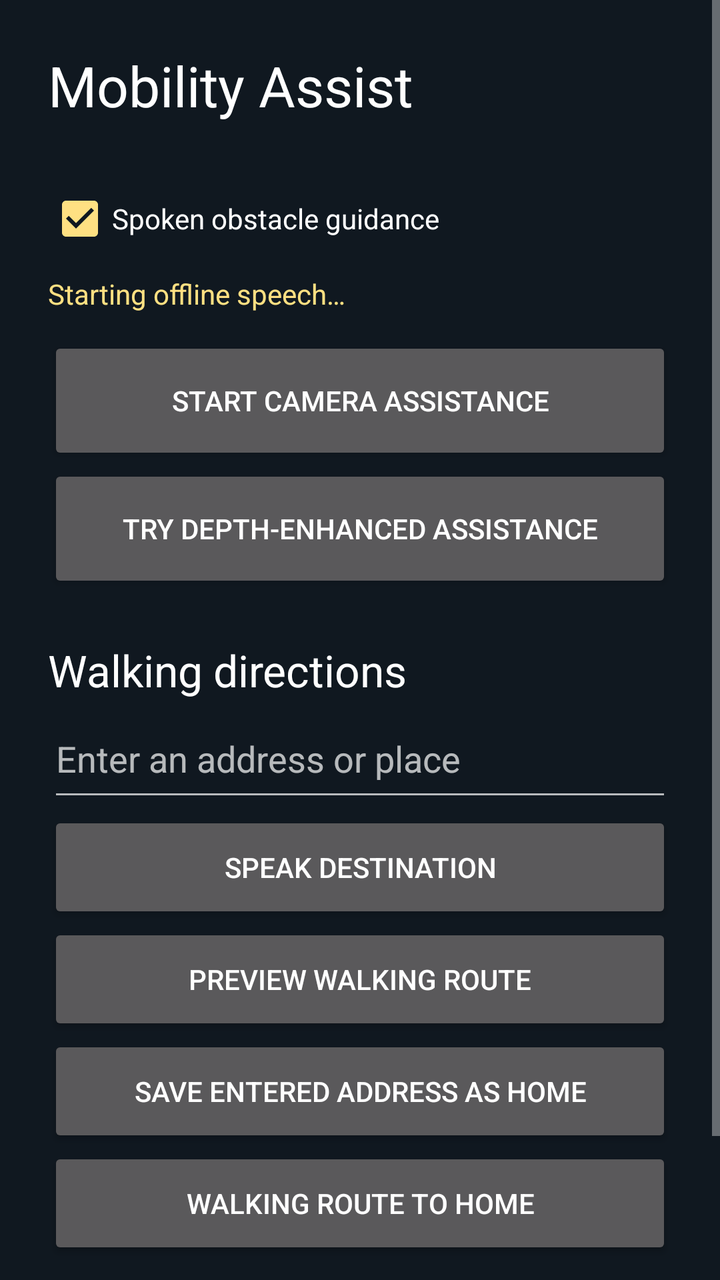
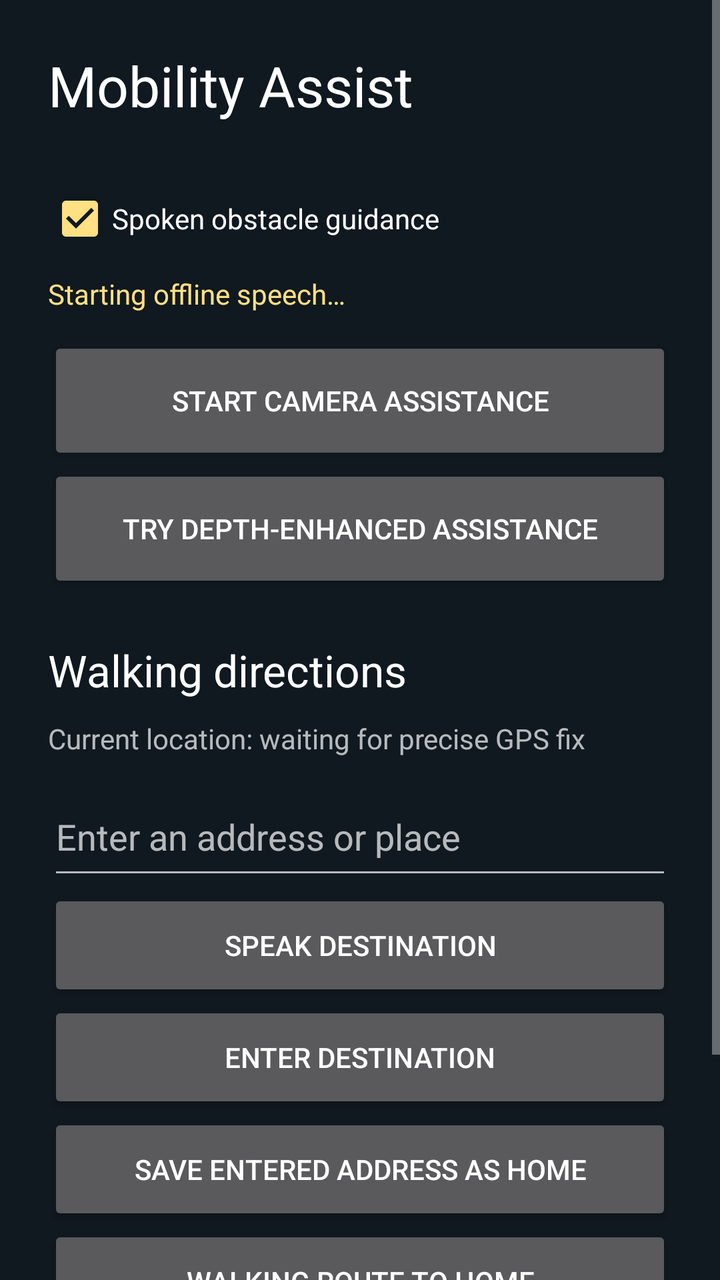

Two renders of the same Android screen: before a commit and after it. Below are the layout's source before the change and the commit's diff.
<!-- AndroidManifest.xml: application theme Theme.MobilityAssist -->
<!-- res/layout/activity_main.xml -->
<?xml version="1.0" encoding="utf-8"?>
<FrameLayout xmlns:android="http://schemas.android.com/apk/res/android"
    android:layout_width="match_parent"
    android:layout_height="match_parent">

    <ScrollView
        android:id="@+id/menuPanel"
        android:layout_width="match_parent"
        android:layout_height="match_parent">

    <LinearLayout
        android:layout_width="match_parent"
        android:layout_height="wrap_content"
        android:orientation="vertical"
        android:padding="24dp">

        <TextView
            android:layout_width="match_parent"
            android:layout_height="wrap_content"
            android:text="@string/menu_title"
            android:textColor="#FFFFFF"
            android:textSize="28sp"
            android:paddingBottom="20dp" />

        <CheckBox
            android:id="@+id/speechToggle"
            android:layout_width="match_parent"
            android:layout_height="wrap_content"
            android:text="@string/enable_speech"
            android:checked="true"
            android:minHeight="56dp" />

        <TextView
            android:id="@+id/menuSpeechStatus"
            android:layout_width="match_parent"
            android:layout_height="wrap_content"
            android:text="@string/starting_speech"
            android:textColor="#FFE082"
            android:accessibilityLiveRegion="polite"
            android:paddingBottom="12dp" />

        <Button
            android:id="@+id/startAssistance"
            android:layout_width="match_parent"
            android:layout_height="64dp"
            android:text="@string/start_assistance" />

        <Button
            android:id="@+id/startDepthAssistance"
            android:layout_width="match_parent"
            android:layout_height="64dp"
            android:text="@string/start_depth_assistance" />

        <TextView
            android:layout_width="match_parent"
            android:layout_height="wrap_content"
            android:text="@string/map_navigation_title"
            android:textColor="#FFFFFF"
            android:textSize="22sp"
            android:paddingTop="24dp" />

        <EditText
            android:id="@+id/destinationInput"
            android:layout_width="match_parent"
            android:layout_height="wrap_content"
            android:hint="@string/destination_hint"
            android:inputType="textPostalAddress"
            android:importantForAutofill="no"
            android:singleLine="true"
            android:minHeight="56dp" />

        <Button
            android:id="@+id/speakDestination"
            android:layout_width="match_parent"
            android:layout_height="56dp"
            android:text="@string/speak_destination" />

        <Button
            android:id="@+id/previewWalkingRoute"
            android:layout_width="match_parent"
            android:layout_height="56dp"
            android:text="@string/preview_walking_route" />

        <Button
            android:id="@+id/saveHome"
            android:layout_width="match_parent"
            android:layout_height="56dp"
            android:text="@string/save_home" />

        <Button
            android:id="@+id/navigateHome"
            android:layout_width="match_parent"
            android:layout_height="56dp"
            android:text="@string/navigate_home" />

        <TextView
            android:layout_width="match_parent"
            android:layout_height="wrap_content"
            android:text="@string/map_handoff_note"
            android:textColor="#FFFFFF"
            android:paddingTop="16dp" />
    </LinearLayout>
    </ScrollView>

    <LinearLayout
        android:id="@+id/scannerPanel"
        android:layout_width="match_parent"
        android:layout_height="match_parent"
        android:orientation="vertical"
        android:visibility="gone">

    
    <TextView
        android:layout_width="match_parent"
        android:layout_height="wrap_content"
        android:text="@string/screen_title"
        android:textSize="22sp"
        android:textColor="#FFFFFF"
        android:padding="16dp" />

    
    <FrameLayout
        android:layout_width="match_parent"
        android:layout_height="0dp"
        android:layout_weight="1">

        <androidx.camera.view.PreviewView
            android:id="@+id/preview"
            android:layout_width="match_parent"
            android:layout_height="match_parent"
            android:importantForAccessibility="no" />

        <com.example.mobilityassist.OverlayView
            android:id="@+id/overlay"
            android:layout_width="match_parent"
            android:layout_height="match_parent"
            android:importantForAccessibility="no" />

    </FrameLayout>

    
    <TextView
        android:id="@+id/status"
        android:layout_width="match_parent"
        android:layout_height="wrap_content"
        android:text="@string/starting_detector"
        android:textColor="#FFFFFF"
        android:textSize="18sp"
        android:padding="12dp" />

    
    <TextView
        android:id="@+id/speechStatus"
        android:layout_width="match_parent"
        android:layout_height="wrap_content"
        android:text="@string/starting_speech"
        android:textColor="#FFE082"
        android:paddingHorizontal="12dp"
        android:accessibilityLiveRegion="polite" />

    
    <LinearLayout
        android:layout_width="match_parent"
        android:layout_height="wrap_content"
        android:orientation="horizontal"
        android:paddingHorizontal="8dp"
        android:paddingVertical="6dp"
        android:importantForAccessibility="yes">

        <TextView
            android:id="@+id/lightingStatus"
            android:layout_width="0dp"
            android:layout_height="wrap_content"
            android:layout_weight="1"
            android:textSize="12sp"
            android:textColor="#80CBC4"
            android:gravity="center"
            android:text="@string/status_lighting_normal" />

        <TextView
            android:id="@+id/angleStatus"
            android:layout_width="0dp"
            android:layout_height="wrap_content"
            android:layout_weight="1"
            android:textSize="12sp"
            android:textColor="#B0BEC5"
            android:gravity="center"
            android:text="@string/status_angle_unavailable" />

        <TextView
            android:id="@+id/cameraStatus"
            android:layout_width="0dp"
            android:layout_height="wrap_content"
            android:layout_weight="1"
            android:textSize="12sp"
            android:textColor="#B0BEC5"
            android:gravity="center"
            android:text="@string/status_camera_unavailable" />

    </LinearLayout>

    
    <TextView
        android:id="@+id/diagnostics"
        android:layout_width="match_parent"
        android:layout_height="wrap_content"
        android:textColor="#B0BEC5"
        android:paddingHorizontal="12dp"
        android:importantForAccessibility="no" />

    
    <TextView
        android:layout_width="match_parent"
        android:layout_height="wrap_content"
        android:text="@string/size_note"
        android:textColor="#FFFFFF"
        android:padding="12dp" />

    
    <Button
        android:id="@+id/toggle"
        android:layout_width="match_parent"
        android:layout_height="64dp"
        android:text="@string/pause_assistance" />

    <Button
        android:id="@+id/backToMenu"
        android:layout_width="match_parent"
        android:layout_height="56dp"
        android:text="@string/back_to_menu" />

    </LinearLayout>
</FrameLayout>
<!-- resources referenced by this layout -->
<resources>
  <string name="back_to_menu">Back to menu</string>
  <string name="destination_hint">Enter an address or place</string>
  <string name="enable_speech">Spoken obstacle guidance</string>
  <string name="map_handoff_note">Google Maps will show the route and estimated time. Review them there before tapping Start. Camera assistance pauses while Maps is open.</string>
  <string name="map_navigation_title">Walking directions</string>
  <string name="menu_title">Mobility Assist</string>
  <string name="navigate_home">Walking route to Home</string>
  <string name="pause_assistance">Pause assistance</string>
  <string name="preview_walking_route">Preview walking route</string>
  <string name="save_home">Save entered address as Home</string>
  <string name="screen_title">Mobility Assist</string>
  <string name="size_note">Box size is only a rough proximity estimate. No warning does not mean a clear path. Keep using your usual mobility aid.</string>
  <string name="speak_destination">Speak destination</string>
  <string name="start_assistance">Start camera assistance</string>
  <string name="start_depth_assistance">Try depth-enhanced assistance</string>
  <string name="starting_detector">Starting detector…</string>
  <string name="starting_speech">Starting offline speech…</string>
  <string name="status_angle_unavailable">ANGLE: N/A</string>
  <string name="status_camera_unavailable">CAMERA: N/A</string>
  <string name="status_lighting_normal">LIGHTING: NORMAL</string>
  <style name="Theme.MobilityAssist" parent="android:style/Theme.Material.NoActionBar">
          <item name="android:windowBackground">#101820</item>
          <item name="android:colorAccent">#FFE082</item>
      </style>
</resources>

<!-- the commit's change to res/layout/activity_main.xml (unified diff, before → after) -->
@@ -58,6 +58,14 @@
             android:textColor="#FFFFFF"
             android:textSize="22sp"
             android:paddingTop="24dp" />
+
+        <TextView
+            android:id="@+id/currentLocationStatus"
+            android:layout_width="match_parent"
+            android:layout_height="wrap_content"
+            android:text="@string/location_waiting"
+            android:accessibilityLiveRegion="polite"
+            android:paddingVertical="10dp" />
 
         <EditText
             android:id="@+id/destinationInput"
@@ -79,7 +87,7 @@
             android:id="@+id/previewWalkingRoute"
             android:layout_width="match_parent"
             android:layout_height="56dp"
-            android:text="@string/preview_walking_route" />
+            android:text="@string/enter_destination" />
 
         <Button
             android:id="@+id/saveHome"
@@ -96,7 +104,7 @@
         <TextView
             android:layout_width="match_parent"
             android:layout_height="wrap_content"
-            android:text="@string/map_handoff_note"
+            android:text="@string/map_navigation_note"
             android:textColor="#FFFFFF"
             android:paddingTop="16dp" />
     </LinearLayout>
@@ -120,6 +128,7 @@
 
     
     <FrameLayout
+        android:id="@+id/cameraArea"
         android:layout_width="match_parent"
         android:layout_height="0dp"
         android:layout_weight="1">
@@ -136,7 +145,52 @@
             android:layout_height="match_parent"
             android:importantForAccessibility="no" />
 
+        <FrameLayout
+            android:id="@+id/miniMapHost"
+            android:layout_width="160dp"
+            android:layout_height="170dp"
+            android:layout_gravity="top|end"
+            android:layout_margin="8dp"
+            android:background="#202A32"
+            android:visibility="gone">
+            <Button
+                android:id="@+id/expandMap"
+                android:layout_width="match_parent"
+                android:layout_height="48dp"
+                android:layout_gravity="top"
+                android:text="@string/view_large_map"
+                android:textSize="11sp"
+                android:contentDescription="@string/view_large_map" />
+        </FrameLayout>
+
     </FrameLayout>
+
+    <FrameLayout
+        android:id="@+id/expandedMapHost"
+        android:layout_width="match_parent"
+        android:layout_height="0dp"
+        android:layout_weight="1"
+        android:background="#202A32"
+        android:visibility="gone">
+        <Button
+            android:id="@+id/collapseMap"
+            android:layout_width="wrap_content"
+            android:layout_height="48dp"
+            android:layout_gravity="top|end"
+            android:text="@string/back_to_small_map"
+            android:contentDescription="@string/back_to_small_map" />
+    </FrameLayout>
+
+    <TextView
+        android:id="@+id/navigationStatus"
+        android:layout_width="match_parent"
+        android:layout_height="wrap_content"
+        android:paddingHorizontal="12dp"
+        android:paddingVertical="6dp"
+        android:textColor="#80CBC4"
+        android:textSize="16sp"
+        android:accessibilityLiveRegion="polite"
+        android:visibility="gone" />
 
     
     <TextView
<!-- resource entries referenced after the edit -->
@@ -1,14 +1,16 @@
 <!-- resources referenced by this layout -->
 <resources>
   <string name="back_to_menu">Back to menu</string>
+  <string name="back_to_small_map">Small map</string>
   <string name="destination_hint">Enter an address or place</string>
   <string name="enable_speech">Spoken obstacle guidance</string>
-  <string name="map_handoff_note">Google Maps will show the route and estimated time. Review them there before tapping Start. Camera assistance pauses while Maps is open.</string>
+  <string name="enter_destination">Enter Destination</string>
+  <string name="location_waiting">Current location: waiting for precise GPS fix</string>
+  <string name="map_navigation_note">Walking directions need internet and precise location. Camera warnings take priority. Use your usual mobility aid and verify crossings independently.</string>
   <string name="map_navigation_title">Walking directions</string>
   <string name="menu_title">Mobility Assist</string>
   <string name="navigate_home">Walking route to Home</string>
   <string name="pause_assistance">Pause assistance</string>
-  <string name="preview_walking_route">Preview walking route</string>
   <string name="save_home">Save entered address as Home</string>
   <string name="screen_title">Mobility Assist</string>
   <string name="size_note">Box size is only a rough proximity estimate. No warning does not mean a clear path. Keep using your usual mobility aid.</string>
@@ -20,6 +22,7 @@
   <string name="status_angle_unavailable">ANGLE: N/A</string>
   <string name="status_camera_unavailable">CAMERA: N/A</string>
   <string name="status_lighting_normal">LIGHTING: NORMAL</string>
+  <string name="view_large_map">Expand map</string>
   <style name="Theme.MobilityAssist" parent="android:style/Theme.Material.NoActionBar">
           <item name="android:windowBackground">#101820</item>
           <item name="android:colorAccent">#FFE082</item>
